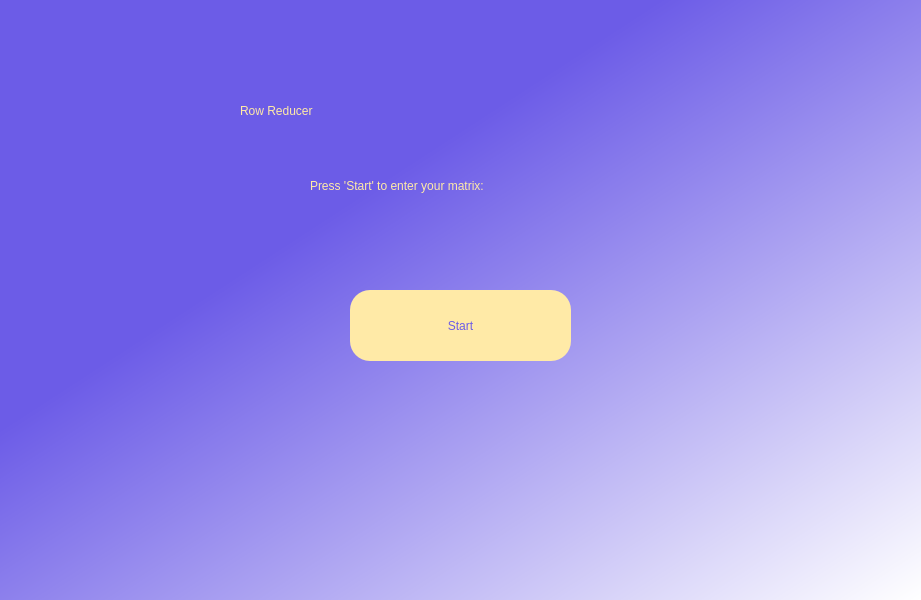
This is src/welcomescreen.ui in santy81855/Echelon as Qt 5 draws it before an edit. The edited form follows.
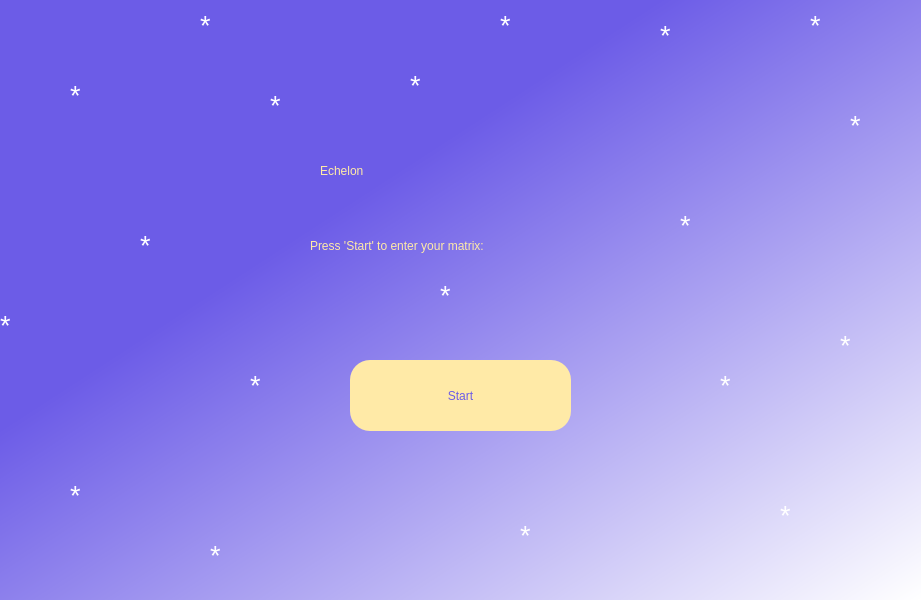
This is the edited form.

```diff
--- a/src/welcomescreen.ui
+++ b/src/welcomescreen.ui
@@ -29,9 +29,9 @@
    <widget class="QLabel" name="label">
     <property name="geometry">
      <rect>
-      <x>240</x>
-      <y>50</y>
-      <width>601</width>
+      <x>320</x>
+      <y>110</y>
+      <width>281</width>
       <height>121</height>
      </rect>
     </property>
@@ -40,14 +40,14 @@
 font: 75 60pt &quot;Malgun Gothic&quot;;</string>
     </property>
     <property name="text">
-     <string>Row Reducer</string>
+     <string>Echelon</string>
     </property>
    </widget>
    <widget class="QLabel" name="label_2">
     <property name="geometry">
      <rect>
       <x>310</x>
-      <y>170</y>
+      <y>230</y>
       <width>341</width>
       <height>31</height>
      </rect>
@@ -64,7 +64,7 @@
     <property name="geometry">
      <rect>
       <x>350</x>
-      <y>290</y>
+      <y>360</y>
       <width>221</width>
       <height>71</height>
      </rect>
@@ -79,6 +79,500 @@
      <string>Start</string>
     </property>
    </widget>
+   <widget class="QLabel" name="label_3">
+    <property name="geometry">
+     <rect>
+      <x>680</x>
+      <y>210</y>
+      <width>31</width>
+      <height>31</height>
+     </rect>
+    </property>
+    <property name="font">
+     <font>
+      <family>MS Shell Dlg 2</family>
+      <pointsize>20</pointsize>
+      <weight>50</weight>
+      <italic>false</italic>
+      <bold>false</bold>
+     </font>
+    </property>
+    <property name="styleSheet">
+     <string notr="true">font: 20pt &quot;MS Shell Dlg 2&quot;;
+color: rgb(255, 255, 255);</string>
+    </property>
+    <property name="text">
+     <string>*</string>
+    </property>
+   </widget>
+   <widget class="QLabel" name="label_4">
+    <property name="geometry">
+     <rect>
+      <x>850</x>
+      <y>110</y>
+      <width>31</width>
+      <height>31</height>
+     </rect>
+    </property>
+    <property name="font">
+     <font>
+      <family>MS Shell Dlg 2</family>
+      <pointsize>20</pointsize>
+      <weight>50</weight>
+      <italic>false</italic>
+      <bold>false</bold>
+     </font>
+    </property>
+    <property name="styleSheet">
+     <string notr="true">font: 20pt &quot;MS Shell Dlg 2&quot;;
+color: rgb(255, 255, 255);</string>
+    </property>
+    <property name="text">
+     <string>*</string>
+    </property>
+   </widget>
+   <widget class="QLabel" name="label_5">
+    <property name="geometry">
+     <rect>
+      <x>810</x>
+      <y>10</y>
+      <width>31</width>
+      <height>31</height>
+     </rect>
+    </property>
+    <property name="font">
+     <font>
+      <family>MS Shell Dlg 2</family>
+      <pointsize>20</pointsize>
+      <weight>50</weight>
+      <italic>false</italic>
+      <bold>false</bold>
+     </font>
+    </property>
+    <property name="styleSheet">
+     <string notr="true">font: 20pt &quot;MS Shell Dlg 2&quot;;
+color: rgb(255, 255, 255);</string>
+    </property>
+    <property name="text">
+     <string>*</string>
+    </property>
+   </widget>
+   <widget class="QLabel" name="label_6">
+    <property name="geometry">
+     <rect>
+      <x>840</x>
+      <y>330</y>
+      <width>31</width>
+      <height>31</height>
+     </rect>
+    </property>
+    <property name="font">
+     <font>
+      <family>MS Shell Dlg 2</family>
+      <pointsize>20</pointsize>
+      <weight>50</weight>
+      <italic>false</italic>
+      <bold>false</bold>
+     </font>
+    </property>
+    <property name="styleSheet">
+     <string notr="true">font: 20pt &quot;MS Shell Dlg 2&quot;;
+color: rgb(255, 255, 255);</string>
+    </property>
+    <property name="text">
+     <string>*</string>
+    </property>
+   </widget>
+   <widget class="QLabel" name="label_7">
+    <property name="geometry">
+     <rect>
+      <x>720</x>
+      <y>370</y>
+      <width>31</width>
+      <height>31</height>
+     </rect>
+    </property>
+    <property name="font">
+     <font>
+      <family>MS Shell Dlg 2</family>
+      <pointsize>20</pointsize>
+      <weight>50</weight>
+      <italic>false</italic>
+      <bold>false</bold>
+     </font>
+    </property>
+    <property name="styleSheet">
+     <string notr="true">font: 20pt &quot;MS Shell Dlg 2&quot;;
+color: rgb(255, 255, 255);</string>
+    </property>
+    <property name="text">
+     <string>*</string>
+    </property>
+   </widget>
+   <widget class="QLabel" name="label_8">
+    <property name="geometry">
+     <rect>
+      <x>200</x>
+      <y>10</y>
+      <width>31</width>
+      <height>31</height>
+     </rect>
+    </property>
+    <property name="font">
+     <font>
+      <family>MS Shell Dlg 2</family>
+      <pointsize>20</pointsize>
+      <weight>50</weight>
+      <italic>false</italic>
+      <bold>false</bold>
+     </font>
+    </property>
+    <property name="styleSheet">
+     <string notr="true">font: 20pt &quot;MS Shell Dlg 2&quot;;
+color: rgb(255, 255, 255);</string>
+    </property>
+    <property name="text">
+     <string>*</string>
+    </property>
+   </widget>
+   <widget class="QLabel" name="label_9">
+    <property name="geometry">
+     <rect>
+      <x>270</x>
+      <y>90</y>
+      <width>31</width>
+      <height>31</height>
+     </rect>
+    </property>
+    <property name="font">
+     <font>
+      <family>MS Shell Dlg 2</family>
+      <pointsize>20</pointsize>
+      <weight>50</weight>
+      <italic>false</italic>
+      <bold>false</bold>
+     </font>
+    </property>
+    <property name="styleSheet">
+     <string notr="true">font: 20pt &quot;MS Shell Dlg 2&quot;;
+color: rgb(255, 255, 255);</string>
+    </property>
+    <property name="text">
+     <string>*</string>
+    </property>
+   </widget>
+   <widget class="QLabel" name="label_10">
+    <property name="geometry">
+     <rect>
+      <x>140</x>
+      <y>230</y>
+      <width>31</width>
+      <height>31</height>
+     </rect>
+    </property>
+    <property name="font">
+     <font>
+      <family>MS Shell Dlg 2</family>
+      <pointsize>20</pointsize>
+      <weight>50</weight>
+      <italic>false</italic>
+      <bold>false</bold>
+     </font>
+    </property>
+    <property name="styleSheet">
+     <string notr="true">font: 20pt &quot;MS Shell Dlg 2&quot;;
+color: rgb(255, 255, 255);</string>
+    </property>
+    <property name="text">
+     <string>*</string>
+    </property>
+   </widget>
+   <widget class="QLabel" name="label_11">
+    <property name="geometry">
+     <rect>
+      <x>440</x>
+      <y>280</y>
+      <width>31</width>
+      <height>31</height>
+     </rect>
+    </property>
+    <property name="font">
+     <font>
+      <family>MS Shell Dlg 2</family>
+      <pointsize>20</pointsize>
+      <weight>50</weight>
+      <italic>false</italic>
+      <bold>false</bold>
+     </font>
+    </property>
+    <property name="styleSheet">
+     <string notr="true">font: 20pt &quot;MS Shell Dlg 2&quot;;
+color: rgb(255, 255, 255);</string>
+    </property>
+    <property name="text">
+     <string>*</string>
+    </property>
+   </widget>
+   <widget class="QLabel" name="label_12">
+    <property name="geometry">
+     <rect>
+      <x>210</x>
+      <y>540</y>
+      <width>31</width>
+      <height>31</height>
+     </rect>
+    </property>
+    <property name="font">
+     <font>
+      <family>MS Shell Dlg 2</family>
+      <pointsize>20</pointsize>
+      <weight>50</weight>
+      <italic>false</italic>
+      <bold>false</bold>
+     </font>
+    </property>
+    <property name="styleSheet">
+     <string notr="true">font: 20pt &quot;MS Shell Dlg 2&quot;;
+color: rgb(255, 255, 255);</string>
+    </property>
+    <property name="text">
+     <string>*</string>
+    </property>
+   </widget>
+   <widget class="QLabel" name="label_13">
+    <property name="geometry">
+     <rect>
+      <x>520</x>
+      <y>520</y>
+      <width>31</width>
+      <height>31</height>
+     </rect>
+    </property>
+    <property name="font">
+     <font>
+      <family>MS Shell Dlg 2</family>
+      <pointsize>20</pointsize>
+      <weight>50</weight>
+      <italic>false</italic>
+      <bold>false</bold>
+     </font>
+    </property>
+    <property name="styleSheet">
+     <string notr="true">font: 20pt &quot;MS Shell Dlg 2&quot;;
+color: rgb(255, 255, 255);</string>
+    </property>
+    <property name="text">
+     <string>*</string>
+    </property>
+   </widget>
+   <widget class="QLabel" name="label_14">
+    <property name="geometry">
+     <rect>
+      <x>500</x>
+      <y>10</y>
+      <width>31</width>
+      <height>31</height>
+     </rect>
+    </property>
+    <property name="font">
+     <font>
+      <family>MS Shell Dlg 2</family>
+      <pointsize>20</pointsize>
+      <weight>50</weight>
+      <italic>false</italic>
+      <bold>false</bold>
+     </font>
+    </property>
+    <property name="styleSheet">
+     <string notr="true">font: 20pt &quot;MS Shell Dlg 2&quot;;
+color: rgb(255, 255, 255);</string>
+    </property>
+    <property name="text">
+     <string>*</string>
+    </property>
+   </widget>
+   <widget class="QLabel" name="label_15">
+    <property name="geometry">
+     <rect>
+      <x>250</x>
+      <y>370</y>
+      <width>31</width>
+      <height>31</height>
+     </rect>
+    </property>
+    <property name="font">
+     <font>
+      <family>MS Shell Dlg 2</family>
+      <pointsize>20</pointsize>
+      <weight>50</weight>
+      <italic>false</italic>
+      <bold>false</bold>
+     </font>
+    </property>
+    <property name="styleSheet">
+     <string notr="true">font: 20pt &quot;MS Shell Dlg 2&quot;;
+color: rgb(255, 255, 255);</string>
+    </property>
+    <property name="text">
+     <string>*</string>
+    </property>
+   </widget>
+   <widget class="QLabel" name="label_16">
+    <property name="geometry">
+     <rect>
+      <x>0</x>
+      <y>310</y>
+      <width>31</width>
+      <height>31</height>
+     </rect>
+    </property>
+    <property name="font">
+     <font>
+      <family>MS Shell Dlg 2</family>
+      <pointsize>20</pointsize>
+      <weight>50</weight>
+      <italic>false</italic>
+      <bold>false</bold>
+     </font>
+    </property>
+    <property name="styleSheet">
+     <string notr="true">font: 20pt &quot;MS Shell Dlg 2&quot;;
+color: rgb(255, 255, 255);</string>
+    </property>
+    <property name="text">
+     <string>*</string>
+    </property>
+   </widget>
+   <widget class="QLabel" name="label_17">
+    <property name="geometry">
+     <rect>
+      <x>780</x>
+      <y>500</y>
+      <width>31</width>
+      <height>31</height>
+     </rect>
+    </property>
+    <property name="font">
+     <font>
+      <family>MS Shell Dlg 2</family>
+      <pointsize>20</pointsize>
+      <weight>50</weight>
+      <italic>false</italic>
+      <bold>false</bold>
+     </font>
+    </property>
+    <property name="styleSheet">
+     <string notr="true">font: 20pt &quot;MS Shell Dlg 2&quot;;
+color: rgb(255, 255, 255);</string>
+    </property>
+    <property name="text">
+     <string>*</string>
+    </property>
+   </widget>
+   <widget class="QLabel" name="label_19">
+    <property name="geometry">
+     <rect>
+      <x>660</x>
+      <y>20</y>
+      <width>31</width>
+      <height>31</height>
+     </rect>
+    </property>
+    <property name="font">
+     <font>
+      <family>MS Shell Dlg 2</family>
+      <pointsize>20</pointsize>
+      <weight>50</weight>
+      <italic>false</italic>
+      <bold>false</bold>
+     </font>
+    </property>
+    <property name="styleSheet">
+     <string notr="true">font: 20pt &quot;MS Shell Dlg 2&quot;;
+color: rgb(255, 255, 255);</string>
+    </property>
+    <property name="text">
+     <string>*</string>
+    </property>
+   </widget>
+   <widget class="QLabel" name="label_20">
+    <property name="geometry">
+     <rect>
+      <x>70</x>
+      <y>80</y>
+      <width>31</width>
+      <height>31</height>
+     </rect>
+    </property>
+    <property name="font">
+     <font>
+      <family>MS Shell Dlg 2</family>
+      <pointsize>20</pointsize>
+      <weight>50</weight>
+      <italic>false</italic>
+      <bold>false</bold>
+     </font>
+    </property>
+    <property name="styleSheet">
+     <string notr="true">font: 20pt &quot;MS Shell Dlg 2&quot;;
+color: rgb(255, 255, 255);</string>
+    </property>
+    <property name="text">
+     <string>*</string>
+    </property>
+   </widget>
+   <widget class="QLabel" name="label_21">
+    <property name="geometry">
+     <rect>
+      <x>410</x>
+      <y>70</y>
+      <width>31</width>
+      <height>31</height>
+     </rect>
+    </property>
+    <property name="font">
+     <font>
+      <family>MS Shell Dlg 2</family>
+      <pointsize>20</pointsize>
+      <weight>50</weight>
+      <italic>false</italic>
+      <bold>false</bold>
+     </font>
+    </property>
+    <property name="styleSheet">
+     <string notr="true">font: 20pt &quot;MS Shell Dlg 2&quot;;
+color: rgb(255, 255, 255);</string>
+    </property>
+    <property name="text">
+     <string>*</string>
+    </property>
+   </widget>
+   <widget class="QLabel" name="label_22">
+    <property name="geometry">
+     <rect>
+      <x>70</x>
+      <y>480</y>
+      <width>31</width>
+      <height>31</height>
+     </rect>
+    </property>
+    <property name="font">
+     <font>
+      <family>MS Shell Dlg 2</family>
+      <pointsize>20</pointsize>
+      <weight>50</weight>
+      <italic>false</italic>
+      <bold>false</bold>
+     </font>
+    </property>
+    <property name="styleSheet">
+     <string notr="true">font: 20pt &quot;MS Shell Dlg 2&quot;;
+color: rgb(255, 255, 255);</string>
+    </property>
+    <property name="text">
+     <string>*</string>
+    </property>
+   </widget>
   </widget>
  </widget>
  <resources/>
```
